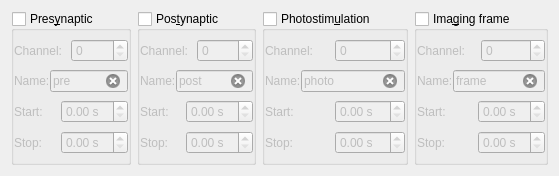
Above: gui/triggerdetect.ui from ctigaret/scipyen before the change. Below: the same form after it.
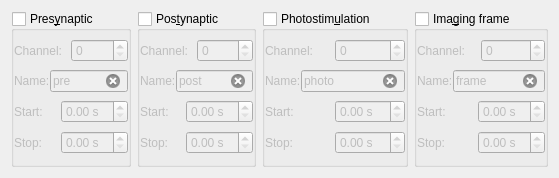
That is the form after the change.

What changed in the file:
```diff
--- a/gui/triggerdetect.ui
+++ b/gui/triggerdetect.ui
@@ -6,8 +6,8 @@
    <rect>
     <x>0</x>
     <y>0</y>
-    <width>540</width>
-    <height>176</height>
+    <width>550</width>
+    <height>178</height>
    </rect>
   </property>
   <property name="windowTitle">
@@ -15,6 +15,8 @@
   </property>
   <layout class="QGridLayout" name="gridLayout">
    <item row="0" column="0">
+    <layout class="QHBoxLayout" name="horizontalLayout">
+     <item>
     <widget class="QGroupBox" name="presynGroupBox">
      <property name="toolTip">
       <string>Triggers for presynaptic simulation</string>
@@ -136,7 +138,7 @@
      </layout>
     </widget>
    </item>
-   <item row="0" column="1">
+     <item>
     <widget class="QGroupBox" name="postsynGroupBox">
      <property name="toolTip">
       <string>Triggers for postsynaptic stimulation</string>
@@ -258,7 +260,7 @@
      </layout>
     </widget>
    </item>
-   <item row="0" column="2">
+     <item>
     <widget class="QGroupBox" name="photoGroupBox">
      <property name="toolTip">
       <string>Trigger for light pulses</string>
@@ -380,7 +382,7 @@
      </layout>
     </widget>
    </item>
-   <item row="0" column="3">
+     <item>
     <widget class="QGroupBox" name="imagingGroupBox">
      <property name="toolTip">
       <string>Imaging frame trigger</string>
@@ -501,6 +503,8 @@
       </item>
      </layout>
     </widget>
+     </item>
+    </layout>
    </item>
   </layout>
  </widget>
```
Left out of the diff: 15 changed lines with no effect on the pictures. Lines whose indentation alone changed are shown as unchanged.
